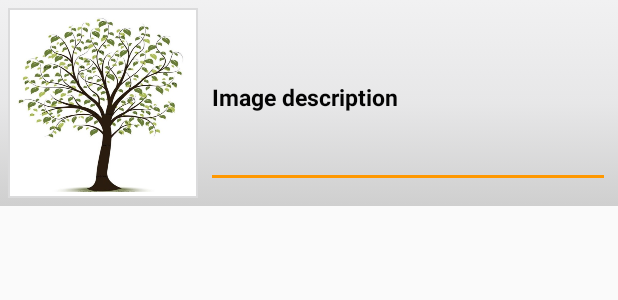
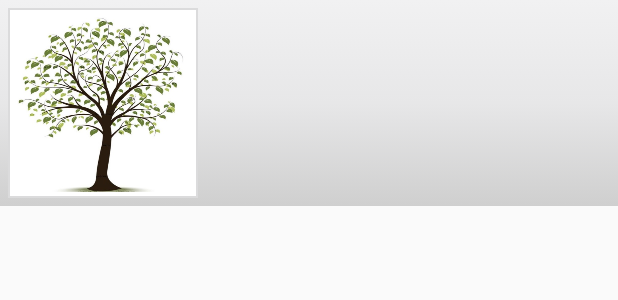
Before and after one commit to ingamontclair/TreeLog, an Android app: the layout show_pic_row.xml on its own in the app's theme, with its tools: preview values and no code run, on a phone screen of 412 x 824 dp. Shown: the top 300 px of the screen. Run offline under Robolectric (Android 15) with nearby library versions, the light colour scheme and no system bars.

```diff
--- a/app/src/main/res/layout/show_pic_row.xml
+++ b/app/src/main/res/layout/show_pic_row.xml
@@ -6,10 +6,7 @@
     android:background="@drawable/list_selector"
     android:padding="5dip">
 
-    <TextView
-        android:layout_width="match_parent"
-        android:layout_height="wrap_content"
-        android:id="@+id/tree_name"/>
+
     <!--  ListRow Left side Thumbnail image -->
     <LinearLayout android:id="@+id/thumbnail"
         android:layout_width="wrap_content"
@@ -17,7 +14,7 @@
         android:padding="3dip"
         android:layout_alignParentLeft="true"
         android:background="@drawable/image_bg"
-        android:layout_marginRight="5dip">
+        android:layout_marginRight="110dip">
 
         <ImageView
             android:id="@+id/list_image"
@@ -27,18 +24,7 @@
 
     </LinearLayout>
 
-    <!-- Tree Name-->
-    <EditText
-        android:id="@+id/edit_imageDescription"
-        android:layout_width="match_parent"
-        android:layout_height="120dp"
-        android:layout_alignTop="@+id/thumbnail"
-        android:layout_toRightOf="@+id/thumbnail"
-        android:text="Image description"
-        android:textColor="#040404"
-        android:typeface="sans"
-        android:textSize="15dip"
-        android:textStyle="bold"/>
+
 
 
 
```
Also changed, not shown: app/src/main/java/com/montclair/puma/treelog/ShowTreeImages.java (+12 -7 lines), app/src/main/java/com/montclair/puma/treelog/utils/CustomizedTreeImagesListAdapter.java (+18 -28 lines).
